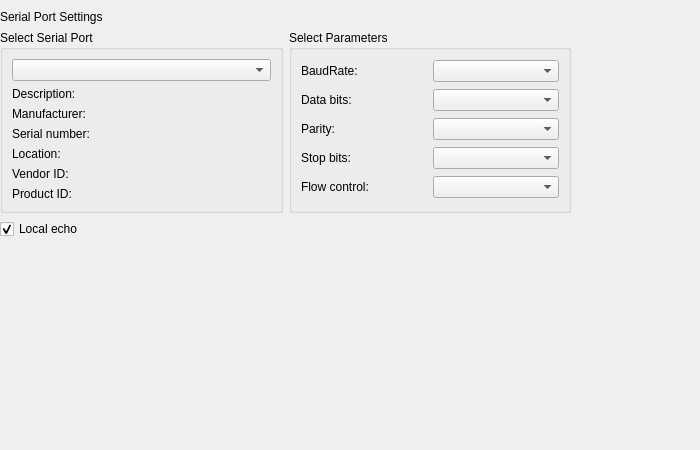
wicked-rose/UniversalGaming, file UniversalGamingApp/settingswidget.ui: the form before one commit.
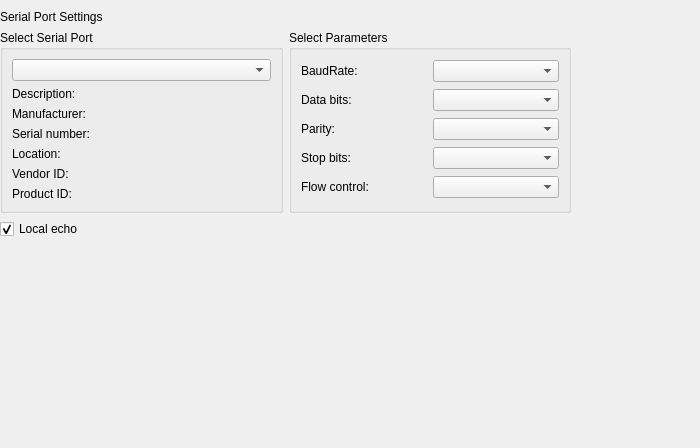
The form after the commit.

```diff
--- a/UniversalGamingApp/settingswidget.ui
+++ b/UniversalGamingApp/settingswidget.ui
@@ -7,7 +7,7 @@
     <x>0</x>
     <y>0</y>
     <width>700</width>
-    <height>450</height>
+    <height>448</height>
    </rect>
   </property>
   <property name="windowTitle">
```
